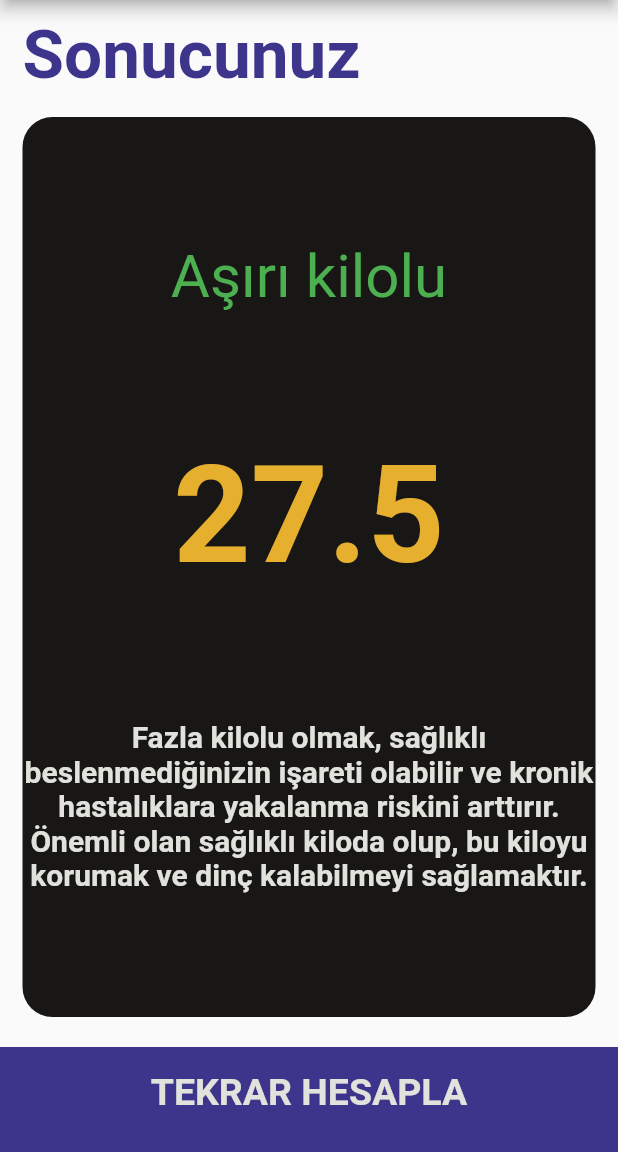
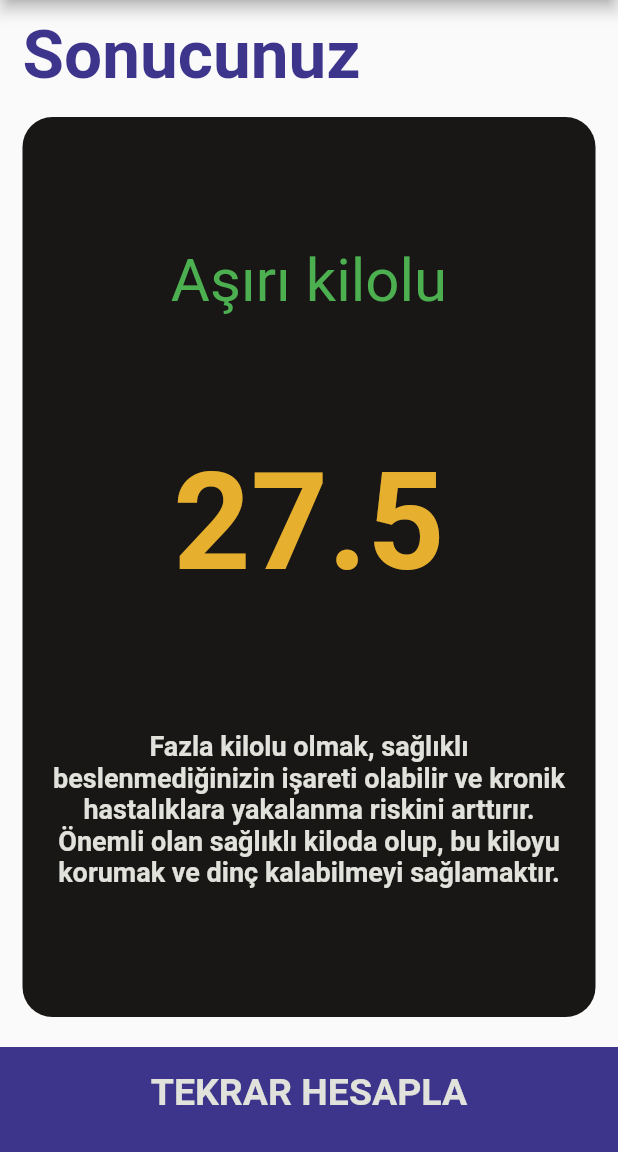
Before and after one commit to efecnblt/VKI-Hesaplama, a Flutter app: the screen it shows after launch, after a tap on "HESAPLA", on a phone screen of 412 x 824 dp, the part 84-1236 px from its top. Run offline on Flutter 3.47's test engine with Material 2 defaults, Android fonts, the phone set to English and light mode, and no system bars; our stand-ins replace font_awesome_flutter.

Commit message:
VKI-Hesaplama

```diff
--- a/lib/constants.dart
+++ b/lib/constants.dart
@@ -34,3 +34,5 @@ const kResultTextStyle =TextStyle(
   fontWeight: FontWeight.bold,
   color: fourth_colour,
 );
+const kDescriptionTextStyle =
+TextStyle(color: third_colour, fontSize: 18, fontWeight: FontWeight.bold,);
--- a/lib/result_page.dart
+++ b/lib/result_page.dart
@@ -36,10 +36,13 @@ class ResultPage extends StatelessWidget {
           )),
           Expanded(
               flex: 10,
+
               child: ReusableCard(
+
                 cardChild: Column(
                   mainAxisAlignment: MainAxisAlignment.spaceEvenly,
                   children: <Widget>[
+
                     Text(
                       bodyType,
                       style: kBodyTypeTextStyle,
@@ -48,11 +51,16 @@ class ResultPage extends StatelessWidget {
                       bmiResult.toStringAsFixed(1),
                       style: kLargeNumberStyle,
                     ),
-                    Text(
-                      textAlign: TextAlign.center,
-                      description,
-                      style: ktextStyle,
-                    ),
+
+                    Container(
+                      padding: EdgeInsets.only(left: 10, right: 10),
+                      child: Text(
+
+                        textAlign: TextAlign.center,
+                        description,
+                        style: kDescriptionTextStyle,
+                      ),
+                    )
                   ],
                 ),
                 colour: first_colour,
```
